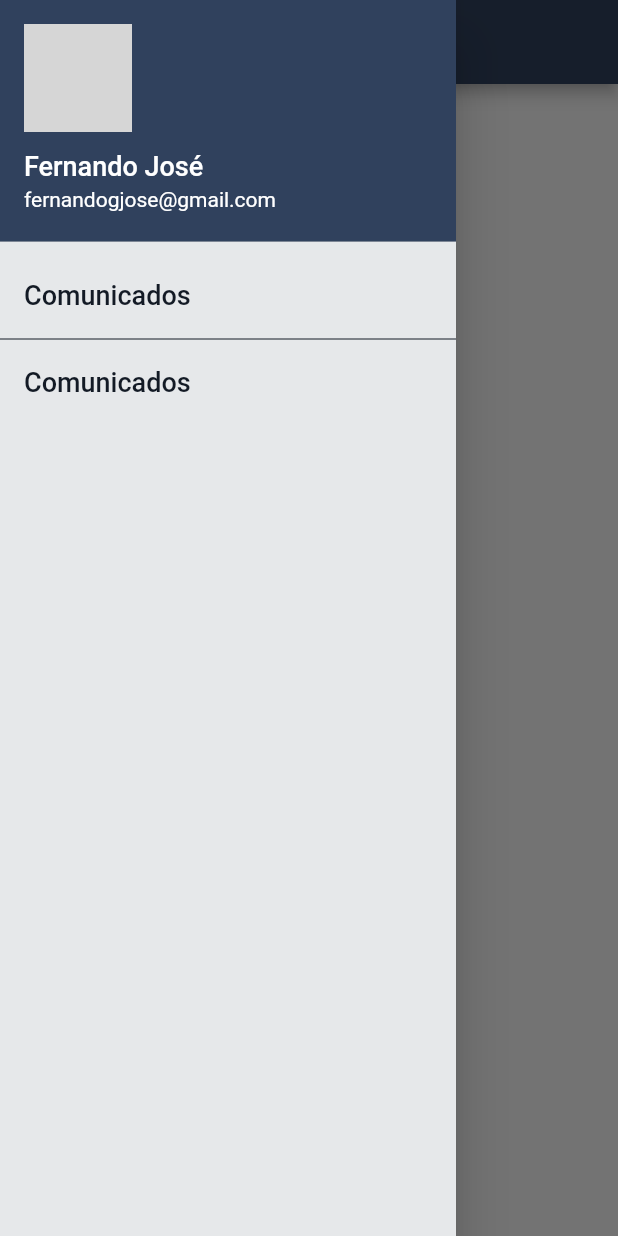
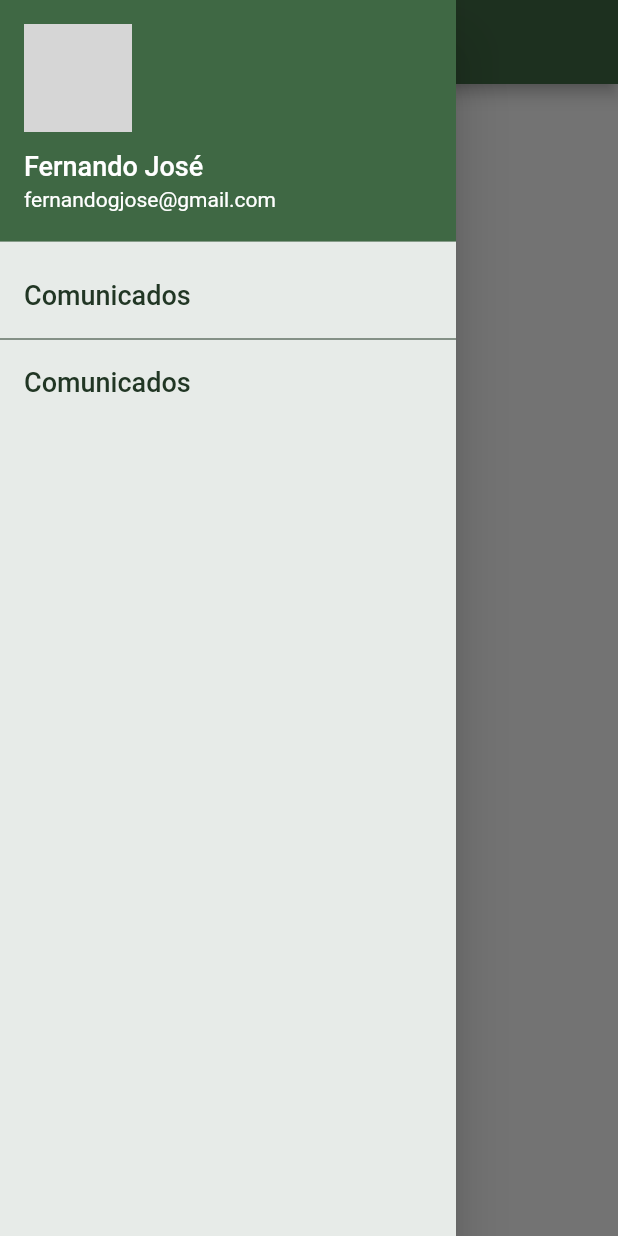
Before and after one commit to fernandogjose/App.EcoAprender.Flutter, a Flutter app: the screen it shows after launch, with the side drawer open, on a phone screen of 412 x 824 dp. Run offline on Flutter 3.47's test engine with Material 2 defaults, Android fonts, the phone set to English and light mode, and no system bars; our stand-ins replace dio; accounts and stored records are empty; network calls fail; grey boxes are pictures that could not be loaded.

Commit message:
alteração da cor primária para verde

```diff
--- a/lib/themes/themeEscola.dart
+++ b/lib/themes/themeEscola.dart
@@ -4,8 +4,8 @@ class ThemeEscola {
   static const Color branco = Color(0XFFFFFFFF);
   static const Color preto = Color(0xff040405);
 
-  static const Color azulEscuro = Color.fromRGBO(19, 26, 37, 1);
-  static const Color azul = Color.fromRGBO(48, 65, 93, 1);
-  static const Color azulClaro = Color.fromRGBO(48, 65, 93, 0.5);
-  static const Color azulClaro2 = Color.fromRGBO(48, 65, 93, 0.1);
+  static const Color corPrimarioEscuro = Color.fromRGBO(33, 54, 36, 1);
+  static const Color corPrimario = Color.fromRGBO(63, 104, 68, 1);
+  static const Color corPrimarioClaro = Color.fromRGBO(63, 104, 68, 0.5);
+  static const Color corPrimarioClaro2 = Color.fromRGBO(63, 104, 68, 0.1);
 }
--- a/lib/views/shared/pages/comunicado.page.dart
+++ b/lib/views/shared/pages/comunicado.page.dart
@@ -13,7 +13,7 @@ class ComunicadoPage extends StatelessWidget {
 
     return Scaffold(
       appBar: new AppBar(
-        backgroundColor: ThemeEscola.azul,
+        backgroundColor: ThemeEscola.corPrimario,
         title: new Text("Comunicados"),
       ),
       body: ComunicadoLista(comunicados: controller.comunicados),
--- a/lib/views/shared/pages/home.page.dart
+++ b/lib/views/shared/pages/home.page.dart
@@ -8,7 +8,7 @@ class HomePage extends StatelessWidget {
   Widget build(BuildContext context) {
     return Scaffold(
         appBar: new AppBar(
-          backgroundColor: ThemeEscola.azul,
+          backgroundColor: ThemeEscola.corPrimario,
           title: new Text("Eco Aprender"),
         ),
         drawer: new Drawer(child: MenuLateral()),
--- a/lib/views/shared/widgets/comunicado-lista.widget.dart
+++ b/lib/views/shared/widgets/comunicado-lista.widget.dart
@@ -22,7 +22,7 @@ class ComunicadoLista extends StatelessWidget {
     return ListView.separated(
       itemCount: comunicados.length,
       separatorBuilder: (BuildContext context, int index) => Divider(
-        color: ThemeEscola.azulClaro,
+        color: ThemeEscola.corPrimarioClaro,
       ),
       itemBuilder: (BuildContext context, int index) {
         Comunicado comunicado = comunicados[index];
--- a/lib/views/shared/widgets/menu-lateral.widget.dart
+++ b/lib/views/shared/widgets/menu-lateral.widget.dart
@@ -7,12 +7,12 @@ class MenuLateral extends StatelessWidget {
   @override
   Widget build(BuildContext context) {
     return Container(
-      color: ThemeEscola.azulClaro2,
+      color: ThemeEscola.corPrimarioClaro2,
       child: ListView(
         children: <Widget>[
           new UserAccountsDrawerHeader(
             decoration: BoxDecoration(
-              color: ThemeEscola.azul,
+              color: ThemeEscola.corPrimario,
             ),
             accountName: new Text(
               'Fernando José',
@@ -23,7 +23,7 @@ class MenuLateral extends StatelessWidget {
               style: TextStyle(fontSize: 14),
             ),
             currentAccountPicture: new CircleAvatar(
-              backgroundColor: ThemeEscola.azul,
+              backgroundColor: ThemeEscola.corPrimario,
               backgroundImage: new NetworkImage(
                   'https://www.flaticon.com/premium-icon/icons/svg/668/668709.svg'),
             ),
@@ -32,7 +32,7 @@ class MenuLateral extends StatelessWidget {
             title: new Text(
               'Comunicados',
               style: TextStyle(
-                color: ThemeEscola.azulEscuro,
+                color: ThemeEscola.corPrimarioEscuro,
                 fontSize: 18,
               ),
             ),
@@ -45,14 +45,14 @@ class MenuLateral extends StatelessWidget {
             },
           ),
           new Divider(
-            color: ThemeEscola.azulEscuro,
+            color: ThemeEscola.corPrimarioEscuro,
             height: 2.0,
           ),
           new ListTile(
             title: new Text(
               'Comunicados',
               style: TextStyle(
-                color: ThemeEscola.azulEscuro,
+                color: ThemeEscola.corPrimarioEscuro,
                 fontSize: 18,
               ),
             ),
```
